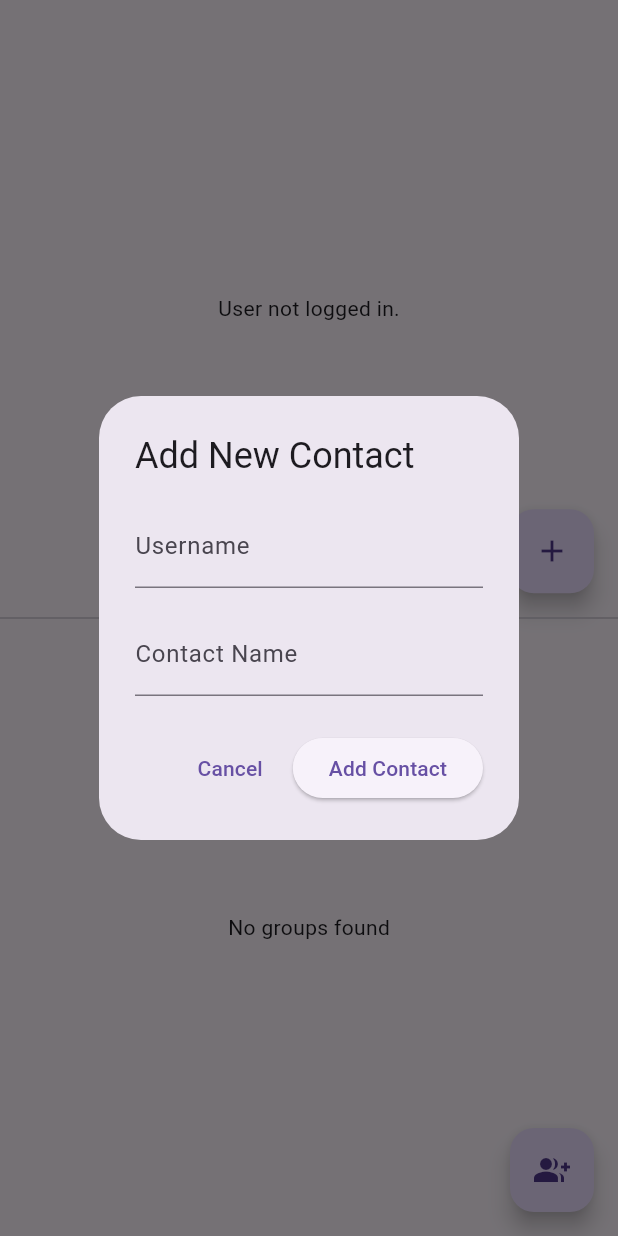
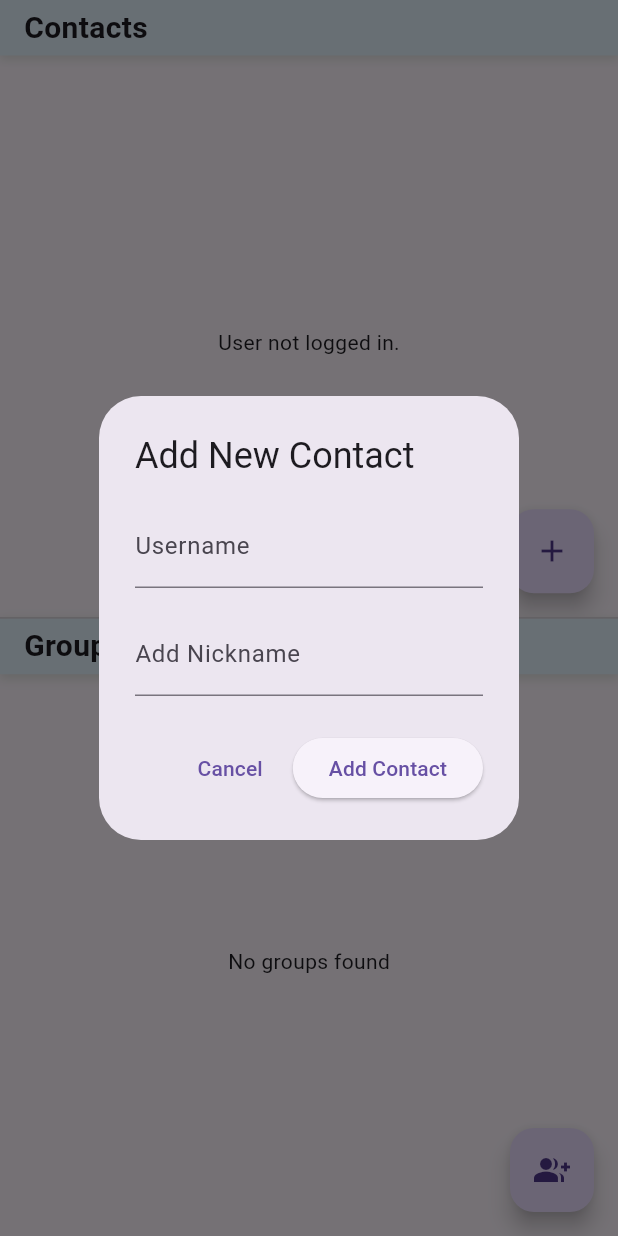
Before and after one commit to ara1102/FP_Kelompok_1_PPB_C, a Flutter app: the ContactAndGroupWidget screen opened directly, after a tap on the "add" icon, on a phone screen of 412 x 824 dp. Run offline on Flutter 3.47's test engine with Material 3 defaults, Android fonts, the light colour scheme and no system bars; our stand-ins replace cloud_firestore, dash_chat_2, firebase_auth, firebase_core, flutter_gemini; accounts and stored records are empty; generated files the repository leaves out were written again.

Commit message:
modified:   lib/widgets/contact/contact_add_form.dart 	modified:   lib/widgets/contact/contact_card.dart 	modified:   lib/widgets/contact/contact_delete.dart 	modified:   lib/widgets/contact/contact_edit_form.dart 	modified:   lib/widgets/contact/contact_widget.dart 	modified:   lib/widgets/contact_group_widget.dart 	modified:   lib/widgets/group/group_widget.dart

```diff
--- a/lib/widgets/contact/contact_add_form.dart
+++ b/lib/widgets/contact/contact_add_form.dart
@@ -97,7 +97,7 @@ class _ContactAddFormState extends State<ContactAddForm> {
         const SizedBox(height: 16),
         TextField(
           onChanged: (value) => contactName = value,
-          decoration: const InputDecoration(labelText: 'Contact Name'),
+          decoration: const InputDecoration(labelText: 'Add Nickname'),
           enabled: !localLoading,
         ),
         const SizedBox(height: 24), // Add some space before buttons
--- a/lib/widgets/contact/contact_card.dart
+++ b/lib/widgets/contact/contact_card.dart
@@ -1,4 +1,3 @@
-import 'package:cloud_firestore/cloud_firestore.dart';
 import 'package:flutter/material.dart';
 import 'package:fp_kelompok_1_ppb_c/widgets/contact/contact_delete.dart';
 import 'package:fp_kelompok_1_ppb_c/widgets/contact/contact_edit_form.dart';
@@ -14,8 +13,8 @@ class ContactCard extends StatelessWidget {
     // Access data directly from the map
     var alias = contact['alias'] ?? '';
     var profileImageUrl = contact['profileImageUrl'] as String?;
-    final String contactUserId =
-        contact['id']; // Get the actual userId of the contact
+    // final String contactUserId =
+    //     contact['id']; // Get the actual userId of the contact
 
     Widget contactImage = Container(
       width: 50,
@@ -25,7 +24,7 @@ class ContactCard extends StatelessWidget {
         borderRadius: BorderRadius.circular(25.0), // Apply rounded corners
       ),
       child: const Icon(
-        Icons.people,
+        Icons.person_2,
         size: 30, // Set the icon size to fit within the rectangle
         color: Colors.deepPurple, // You can change the color of the icon
       ),
--- a/lib/widgets/contact/contact_delete.dart
+++ b/lib/widgets/contact/contact_delete.dart
@@ -1,4 +1,3 @@
-import 'package:cloud_firestore/cloud_firestore.dart';
 import 'package:flutter/material.dart';
 import 'package:fp_kelompok_1_ppb_c/services/auth_service.dart';
 import 'package:fp_kelompok_1_ppb_c/services/contact_service.dart';
--- a/lib/widgets/contact/contact_edit_form.dart
+++ b/lib/widgets/contact/contact_edit_form.dart
@@ -1,4 +1,3 @@
-import 'package:cloud_firestore/cloud_firestore.dart';
 import 'package:flutter/material.dart';
 import 'package:fp_kelompok_1_ppb_c/services/auth_service.dart';
 import 'package:fp_kelompok_1_ppb_c/services/contact_service.dart';
@@ -72,7 +71,7 @@ class _ContactEditFormState extends State<ContactEditForm> {
           ),
           content: TextField(
             controller: _aliasController,
-            decoration: const InputDecoration(labelText: 'Contact Name'),
+            decoration: const InputDecoration(labelText: 'Edit Nickname'),
           ),
           actions: [
             TextButton(
--- a/lib/widgets/contact/contact_widget.dart
+++ b/lib/widgets/contact/contact_widget.dart
@@ -1,5 +1,4 @@
 import 'package:flutter/material.dart';
-import 'package:fp_kelompok_1_ppb_c/widgets/contact/contact_add_form.dart';
 import 'package:fp_kelompok_1_ppb_c/widgets/contact/contact_list.dart';
 
 class ContactWidget extends StatelessWidget {
--- a/lib/widgets/contact_group_widget.dart
+++ b/lib/widgets/contact_group_widget.dart
@@ -1,7 +1,6 @@
 import 'package:flutter/material.dart';
 import 'package:fp_kelompok_1_ppb_c/widgets/group_content.dart';
 import 'package:fp_kelompok_1_ppb_c/widgets/contact_content.dart';
-import 'package:fp_kelompok_1_ppb_c/widgets/contact/contact_add_form.dart'; // Import ContactAddForm
 
 class ContactAndGroupWidget extends StatelessWidget {
   const ContactAndGroupWidget({super.key});
@@ -10,9 +9,63 @@ class ContactAndGroupWidget extends StatelessWidget {
   Widget build(BuildContext context) {
     return Scaffold(
       body: Column(
-        children: const [
+        children: [
+          Container(
+            width: double.infinity, // Ensure full width
+            decoration: BoxDecoration(
+              color: Colors.blue.shade50,
+              boxShadow: [
+                BoxShadow(
+                  color: Colors.grey.shade300, // Made shadow darker
+                  spreadRadius: 1,
+                  blurRadius: 5, // Increased blur for more visibility
+                  offset: Offset(0, 2), // changes position of shadow
+                ),
+              ],
+            ),
+            child: Padding(
+              padding: const EdgeInsets.only(
+                left: 16.0,
+                top: 4.0,
+                right: 8.0,
+                bottom: 4.0,
+              ),
+              child: Text(
+                'Contacts',
+                style: TextStyle(fontSize: 20, fontWeight: FontWeight.bold),
+              ),
+            ),
+          ),
+          const SizedBox(height: 8.0),
           Expanded(child: ContactContent()),
           Divider(height: 1, thickness: 1),
+          Container(
+            width: double.infinity, // Ensure full width
+            decoration: BoxDecoration(
+              color: Colors.blue.shade50,
+              boxShadow: [
+                BoxShadow(
+                  color: Colors.grey.shade300, // Made shadow darker
+                  spreadRadius: 1,
+                  blurRadius: 5, // Increased blur for more visibility
+                  offset: Offset(0, 2), // changes position of shadow
+                ),
+              ],
+            ),
+            child: Padding(
+              padding: const EdgeInsets.only(
+                left: 16.0,
+                top: 4.0,
+                right: 8.0,
+                bottom: 4.0,
+              ), // Added left padding
+              child: Text(
+                'Groups',
+                style: TextStyle(fontSize: 20, fontWeight: FontWeight.bold),
+              ),
+            ),
+          ),
+          const SizedBox(height: 8.0), // Added separation
           Expanded(child: GroupContent()),
         ],
       ),
--- a/lib/widgets/group/group_widget.dart
+++ b/lib/widgets/group/group_widget.dart
@@ -1,5 +1,4 @@
 import 'package:flutter/material.dart';
-import 'package:fp_kelompok_1_ppb_c/widgets/group/group_add_form.dart';
 import 'package:fp_kelompok_1_ppb_c/widgets/group/group_list.dart';
 
 class GroupWidget extends StatelessWidget {
@@ -7,9 +6,6 @@ class GroupWidget extends StatelessWidget {
 
   @override
   Widget build(BuildContext context) {
-    return Scaffold(
-      body: GroupList(),
-      // floatingActionButton: GroupAddForm(),
-    );
+    return Scaffold(body: GroupList());
   }
 }
```
